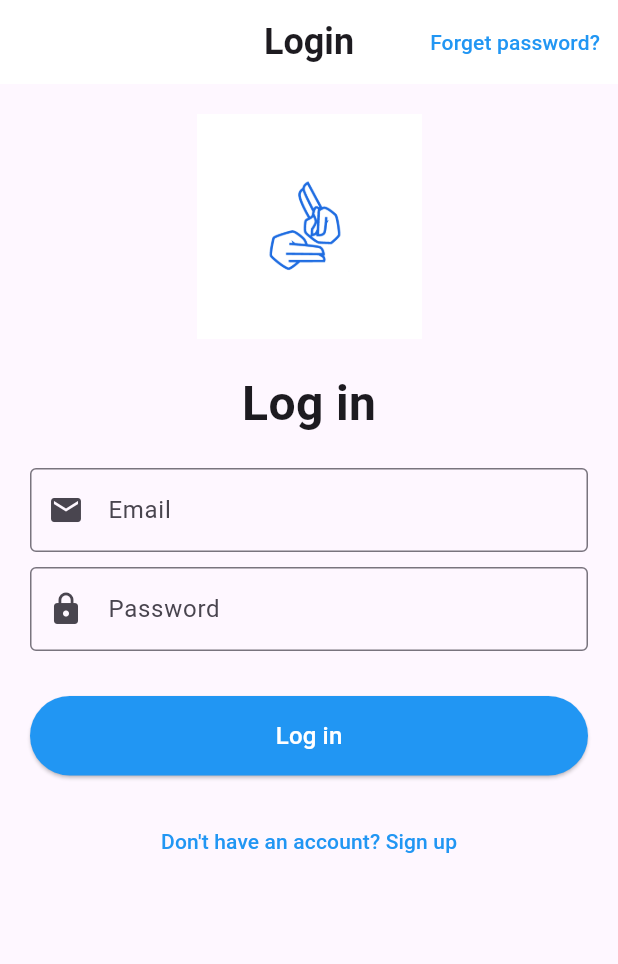
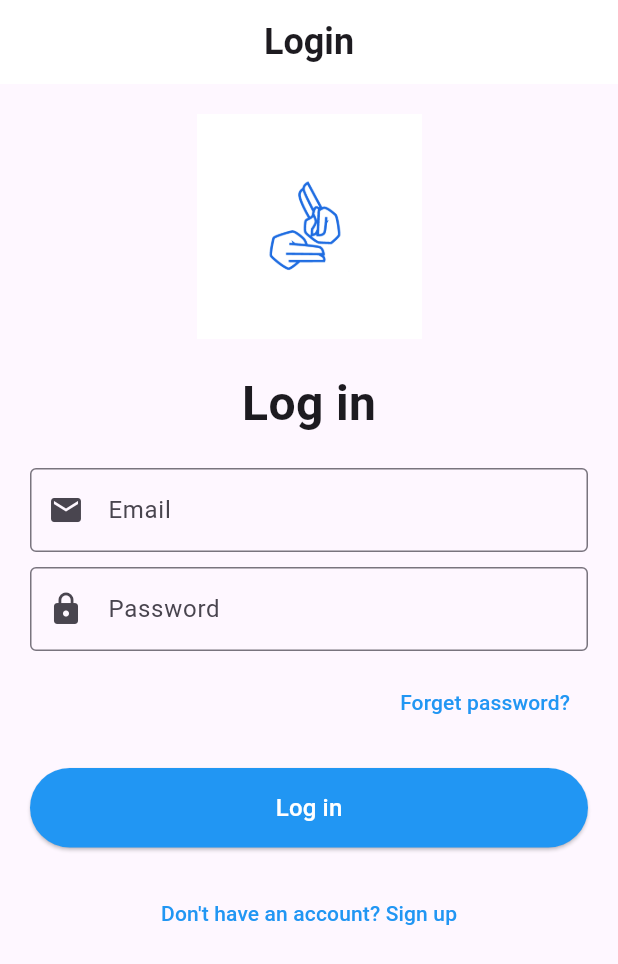
Before and after one commit to AliAljawad/Sign-Speak-Front, a Flutter app: the screen it shows after launch, on a phone screen of 412 x 824 dp. Shown: the top 964 px of the screen. Run offline on Flutter 3.47's test engine with Material 3 defaults, Android fonts, the phone set to English and light mode, and no system bars.

Commit message:
placed the forgot password on the right side of the screen

```diff
--- a/lib/screens/login_screen.dart
+++ b/lib/screens/login_screen.dart
@@ -17,17 +17,6 @@ class LoginPage extends StatelessWidget {
         centerTitle: true,
         backgroundColor: Colors.white,
         elevation: 0,
-        actions: [
-          TextButton(
-            onPressed: () {},
-            child: const Text(
-              'Forget password?',
-              style: TextStyle(
-                color: Colors.blue,
-              ),
-            ),
-          ),
-        ],
       ),
       body: SingleChildScrollView(
         padding: const EdgeInsets.all(20.0),
@@ -35,8 +24,8 @@ class LoginPage extends StatelessWidget {
           mainAxisAlignment: MainAxisAlignment.center,
           children: [
             Image.asset(
-              'assets/images/logo.png', // Update with the correct path to your logo image
-              height: 150, // Increased height for the logo
+              'assets/images/logo.png',
+              height: 150,
             ),
             const SizedBox(height: 20),
             const Text(
@@ -47,30 +36,42 @@ class LoginPage extends StatelessWidget {
               ),
             ),
             const SizedBox(height: 20),
-            TextField(
+            const TextField(
               decoration: InputDecoration(
                 labelText: 'Email',
-                prefixIcon: Icon(Icons.email), // Email icon
+                prefixIcon: Icon(Icons.email),
                 border: OutlineInputBorder(),
               ),
             ),
             const SizedBox(height: 10),
-            TextField(
+            const TextField(
               obscureText: true,
               decoration: InputDecoration(
                 labelText: 'Password',
-                prefixIcon: Icon(Icons.lock), // Password icon
+                prefixIcon: Icon(Icons.lock),
                 border: OutlineInputBorder(),
               ),
             ),
             const SizedBox(height: 10),
+           Align(
+              alignment: Alignment.centerRight,
+              child: TextButton(
+                onPressed: () {},
+                child: const Text(
+                  'Forget password?',
+                  style: TextStyle(
+                    color: Colors.blue,
+                  ),
+                ),
+              ),
+            ),
             const SizedBox(height: 20),
             ElevatedButton(
               onPressed: () {},
               style: ElevatedButton.styleFrom(
-                backgroundColor: Colors.blue, // Background color
+                backgroundColor: Colors.blue,
                 padding: const EdgeInsets.symmetric(vertical: 15),
-                minimumSize: const Size(double.infinity, 0), // Full width
+                minimumSize: const Size(double.infinity, 0),
               ),
               child: const Text(
                 'Log in',
```
